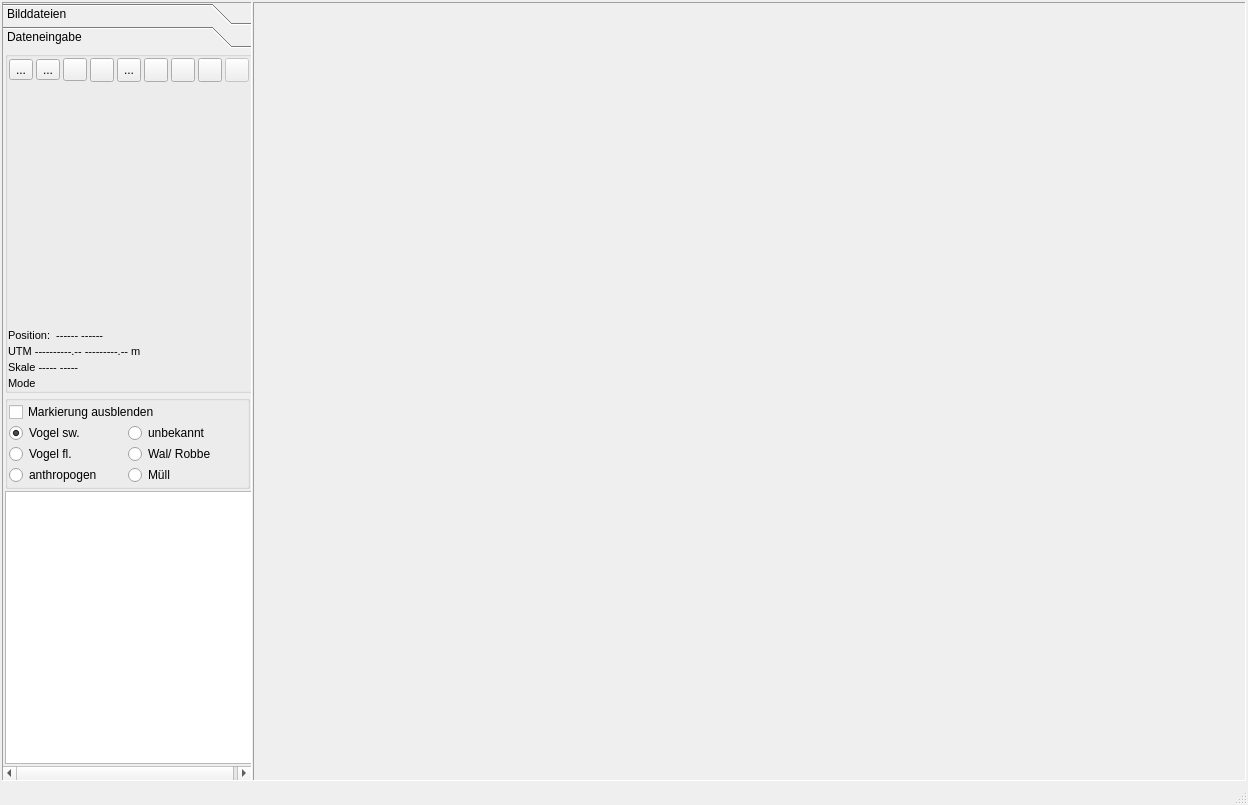
Old version of the form ui/mainwindow.ui in the repository ifaoe/2014-07-Bird-Census.
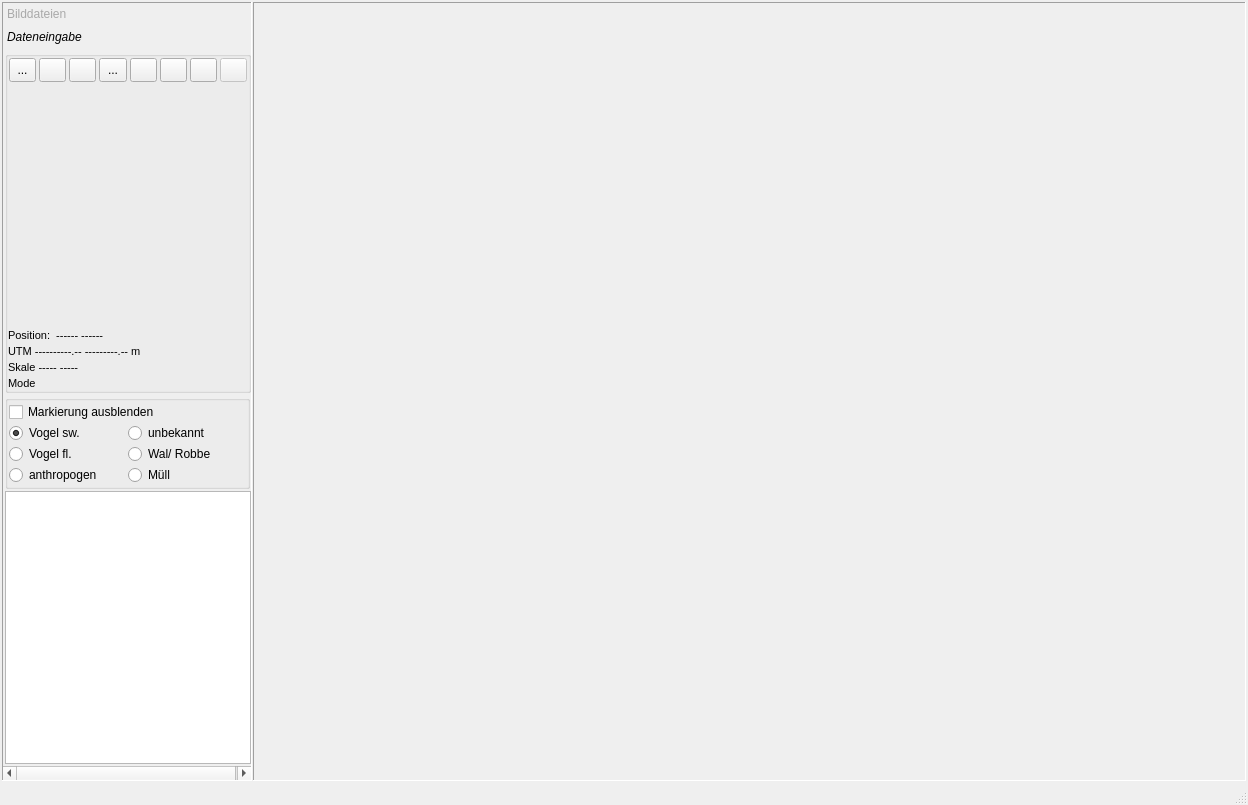
New version of the form. The open tabs and pages were chosen to show the change. Icons and pictures are not drawn.

Patch:
```diff
--- a/ui/mainwindow.ui
+++ b/ui/mainwindow.ui
@@ -128,6 +128,20 @@
             <property name="autoFillBackground">
              <bool>true</bool>
             </property>
+            <property name="styleSheet">
+             <string notr="true">QToolBox::tab {
+    background: qlineargradient(x1: 0, y1: 0, x2: 0, y2: 1,
+                                stop: 0 #E1E1E1, stop: 0.4 #DDDDDD,
+                                stop: 0.5 #D8D8D8, stop: 1.0 #D3D3D3);
+    border-radius: 3px;
+    color: darkgray;
+}
+
+QToolBox::tab:selected { /* italicize selected tabs */
+    font: italic;
+    color: black;
+}</string>
+            </property>
             <property name="frameShape">
              <enum>QFrame::Panel</enum>
             </property>
@@ -305,7 +319,7 @@
               <rect>
                <x>0</x>
                <y>0</y>
-               <width>253</width>
+               <width>252</width>
                <height>700</height>
               </rect>
              </property>
@@ -382,23 +396,17 @@
                     <property name="bottomMargin">
                      <number>1</number>
                     </property>
-                    <item>
-                     <widget class="QToolButton" name="btnDoSave">
-                      <property name="text">
-                       <string>...</string>
-                      </property>
-                      <property name="icon">
-                       <iconset>
-                        <normalon>:/RCC/icons/docSave.png</normalon>
-                       </iconset>
-                      </property>
-                     </widget>
-                    </item>
                     <item>
                      <widget class="QToolButton" name="btnPrevTile">
                       <property name="enabled">
                        <bool>true</bool>
                       </property>
+                      <property name="sizePolicy">
+                       <sizepolicy hsizetype="Preferred" vsizetype="Preferred">
+                        <horstretch>0</horstretch>
+                        <verstretch>0</verstretch>
+                       </sizepolicy>
+                      </property>
                       <property name="toolTip">
                        <string>Daten sichern</string>
                       </property>
@@ -417,6 +425,12 @@
                       <property name="enabled">
                        <bool>true</bool>
                       </property>
+                      <property name="sizePolicy">
+                       <sizepolicy hsizetype="Preferred" vsizetype="Preferred">
+                        <horstretch>0</horstretch>
+                        <verstretch>0</verstretch>
+                       </sizepolicy>
+                      </property>
                       <property name="toolTip">
                        <string>Ausgewaeeltes Objekt loeschen</string>
                       </property>
@@ -430,21 +444,14 @@
                       </property>
                      </widget>
                     </item>
-                    <item>
-                     <spacer name="horizontalSpacer">
-                      <property name="orientation">
-                       <enum>Qt::Horizontal</enum>
-                      </property>
-                      <property name="sizeHint" stdset="0">
-                       <size>
-                        <width>40</width>
-                        <height>20</height>
-                       </size>
-                      </property>
-                     </spacer>
-                    </item>
                     <item>
                      <widget class="QToolButton" name="btnMapZoomExtent">
+                      <property name="sizePolicy">
+                       <sizepolicy hsizetype="Preferred" vsizetype="Preferred">
+                        <horstretch>0</horstretch>
+                        <verstretch>0</verstretch>
+                       </sizepolicy>
+                      </property>
                       <property name="minimumSize">
                        <size>
                         <width>24</width>
@@ -466,6 +473,12 @@
                     </item>
                     <item>
                      <widget class="QToolButton" name="btnMapZoom1by1">
+                      <property name="sizePolicy">
+                       <sizepolicy hsizetype="Preferred" vsizetype="Preferred">
+                        <horstretch>0</horstretch>
+                        <verstretch>0</verstretch>
+                       </sizepolicy>
+                      </property>
                       <property name="minimumSize">
                        <size>
                         <width>24</width>
@@ -487,6 +500,12 @@
                     </item>
                     <item>
                      <widget class="QToolButton" name="btnMapPan">
+                      <property name="sizePolicy">
+                       <sizepolicy hsizetype="Preferred" vsizetype="Preferred">
+                        <horstretch>0</horstretch>
+                        <verstretch>0</verstretch>
+                       </sizepolicy>
+                      </property>
                       <property name="minimumSize">
                        <size>
                         <width>24</width>
@@ -514,6 +533,12 @@
                     </item>
                     <item>
                      <widget class="QToolButton" name="btnMapDigitize">
+                      <property name="sizePolicy">
+                       <sizepolicy hsizetype="Preferred" vsizetype="Preferred">
+                        <horstretch>0</horstretch>
+                        <verstretch>0</verstretch>
+                       </sizepolicy>
+                      </property>
                       <property name="minimumSize">
                        <size>
                         <width>24</width>
@@ -541,6 +566,12 @@
                     </item>
                     <item>
                      <widget class="QToolButton" name="btnMapSelect">
+                      <property name="sizePolicy">
+                       <sizepolicy hsizetype="Preferred" vsizetype="Preferred">
+                        <horstretch>0</horstretch>
+                        <verstretch>0</verstretch>
+                       </sizepolicy>
+                      </property>
                       <property name="minimumSize">
                        <size>
                         <width>24</width>
@@ -571,6 +602,12 @@
                       <property name="enabled">
                        <bool>false</bool>
                       </property>
+                      <property name="sizePolicy">
+                       <sizepolicy hsizetype="Preferred" vsizetype="Preferred">
+                        <horstretch>0</horstretch>
+                        <verstretch>0</verstretch>
+                       </sizepolicy>
+                      </property>
                       <property name="minimumSize">
                        <size>
                         <width>24</width>
```
Left out of the diff: 36 changed lines with no effect on the pictures.
